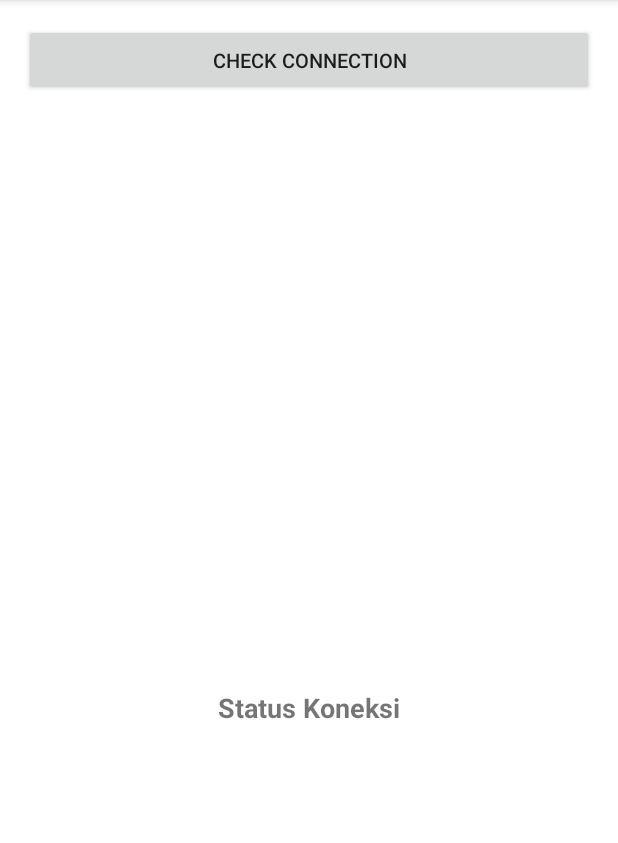
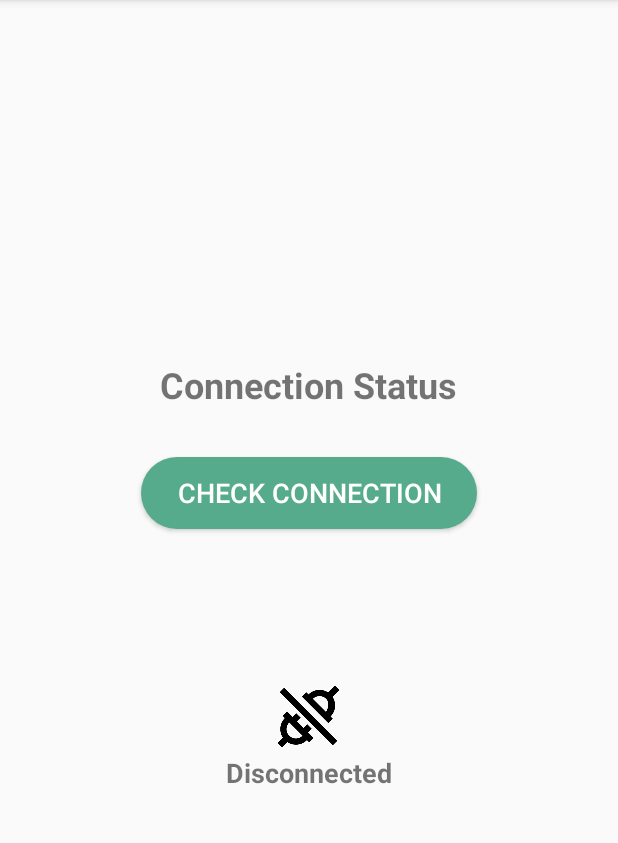
Before and after one commit to ZephyrInMyMind1/TaAndroid, an Android app: the KoneksiActivity screen opened directly, with no data from a screen before it, on a phone screen of 412 x 824 dp, the part 84-927 px from its top. Run offline under Robolectric (Android 15) with nearby library versions, the phone set to English and light mode, and no system bars.

Commit message:
mengubah tampilan pada menu seluler

```diff
--- a/app/src/main/java/com/sugiartha/juniorandroid/KoneksiActivity.java
+++ b/app/src/main/java/com/sugiartha/juniorandroid/KoneksiActivity.java
@@ -10,7 +10,10 @@ import android.net.NetworkInfo;
 import android.os.Bundle;
 import android.view.View;
 import android.widget.Button;
+import android.widget.ImageView;
+import android.widget.TextView;
 import android.widget.Toast;
+
 
 public class KoneksiActivity extends AppCompatActivity {
 
@@ -19,7 +22,9 @@ public class KoneksiActivity extends AppCompatActivity {
         super.onCreate(savedInstanceState);
         setContentView(R.layout.activity_koneksi);
 
+        ImageView imgStatus = findViewById(R.id.imgStatus);
         Button btnCheck = (Button) findViewById(R.id.btnCheck);
+        TextView textConnected = findViewById(R.id.textConnection);
         btnCheck.setOnClickListener(new View.OnClickListener() {
             @Override
             public void onClick(View v) {
@@ -27,8 +32,12 @@ public class KoneksiActivity extends AppCompatActivity {
                 NetworkInfo netInfo = cm.getActiveNetworkInfo();
                 if (netInfo != null && netInfo.isConnected()) {
                     Toast.makeText(getApplication(), "You are connected to "+netInfo.getTypeName()+" "+netInfo.getSubtypeName(), Toast.LENGTH_SHORT).show();
+                    imgStatus.setImageResource(R.drawable.ic_status_connected);
+                    textConnected.setText("Connected");
                 } else {
                     Toast.makeText(getApplication(), "You don't have connection.", Toast.LENGTH_SHORT).show();
+                    imgStatus.setImageResource(R.drawable.ic_status_disconnected);
+                    textConnected.setText("Disconnected");
                 }
             }
         });
--- /dev/null
+++ b/app/src/main/res/drawable/button_checknet.xml
@@ -0,0 +1,9 @@
+<?xml version="1.0" encoding="utf-8"?>
+<selector xmlns:android="http://schemas.android.com/apk/res/android">
+    <item>
+        <shape>
+            <solid android:color="#56ab8d"/>
+            <corners android:radius="30dp"/>
+        </shape>
+    </item>
+</selector>
--- a/app/src/main/res/layout/activity_koneksi.xml
+++ b/app/src/main/res/layout/activity_koneksi.xml
@@ -1,37 +1,47 @@
 <?xml version="1.0" encoding="utf-8"?>
-<androidx.constraintlayout.widget.ConstraintLayout xmlns:android="http://schemas.android.com/apk/res/android"
+<LinearLayout xmlns:android="http://schemas.android.com/apk/res/android"
     xmlns:app="http://schemas.android.com/apk/res-auto"
     xmlns:tools="http://schemas.android.com/tools"
     android:layout_width="match_parent"
     android:layout_height="match_parent"
-    android:background="#fff"
-    android:paddingBottom="@dimen/activity_vertical_margin"
-    android:paddingLeft="@dimen/activity_horizontal_margin"
-    android:paddingRight="@dimen/activity_horizontal_margin"
-    android:paddingTop="@dimen/activity_vertical_margin"
-    tools:context=".KoneksiActivity">
+    android:orientation="vertical"
+    android:padding="16dp"
+    android:gravity="center">
+
+    <TextView
+        android:id="@+id/textTitle"
+        android:layout_width="wrap_content"
+        android:layout_height="wrap_content"
+        android:text="Connection Status"
+        android:textSize="24sp"
+        android:textStyle="bold"
+        android:layout_marginBottom="32dp"/>
 
     <Button
         android:id="@+id/btnCheck"
-        android:layout_width="match_parent"
-        android:layout_height="wrap_content"
-        android:gravity="center"
-        android:text="Check Connection"
-        android:textSize="20px"
-        app:layout_constraintBottom_toTopOf="@+id/textView"
-        app:layout_constraintTop_toTopOf="parent"
-        tools:layout_editor_absoluteX="16dp" />
-
-    <TextView
-        android:id="@+id/txtkoneksi"
         android:layout_width="wrap_content"
         android:layout_height="wrap_content"
-        android:layout_marginBottom="268dp"
-        android:text="Status Koneksi"
+        android:text="Check Connection"
         android:textSize="18sp"
-        android:textStyle="bold"
-        app:layout_constraintBottom_toBottomOf="parent"
-        app:layout_constraintEnd_toEndOf="parent"
-        app:layout_constraintStart_toStartOf="parent" />
+        android:paddingLeft="24dp"
+        android:paddingRight="24dp"
+        android:background="@drawable/button_checknet"
+        android:textColor="@android:color/white"
+        android:elevation="4dp"
+        android:layout_marginBottom="100dp"/>
 
-</androidx.constraintlayout.widget.ConstraintLayout>
+    <ImageView
+        android:id="@+id/imgStatus"
+        android:layout_width="50dp"
+        android:layout_height="50dp"
+        android:src="@drawable/ic_status_disconnected"
+        android:layout_gravity="center_horizontal"/>
+    <TextView
+        android:id="@+id/textConnection"
+        android:layout_width="wrap_content"
+        android:layout_height="wrap_content"
+        android:text="Disconnected"
+        android:textSize="18sp"
+        android:textStyle="bold"/>
+
+</LinearLayout>
```
Also changed, not shown: app/src/main/res/drawable/ic_status_connected.png (added), app/src/main/res/drawable/ic_status_disconnected.png (added).
